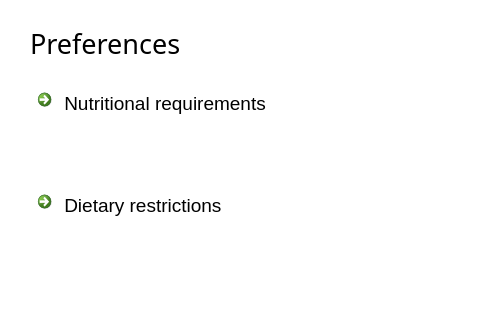
First picture: the form in ui/ui_prefwidget.ui, repository josh-minch/spartan, before the edit; both pictures show x 0 to 480 and y 0 to 320 of the 753 by 502 pixel window.
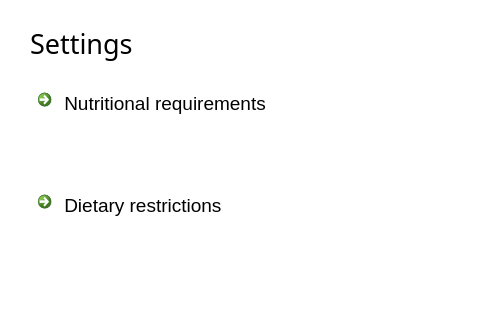
Second picture: the form after the edit. Icons and pictures are not drawn.

Commit message: Rename preferences

```diff
--- a/ui/ui_prefwidget.ui
+++ b/ui/ui_prefwidget.ui
@@ -114,7 +114,7 @@
       </font>
      </property>
      <property name="text">
-      <string>Preferences</string>
+      <string>Settings</string>
      </property>
      <property name="margin">
       <number>0</number>
```
The commit also changes 1 other file.
